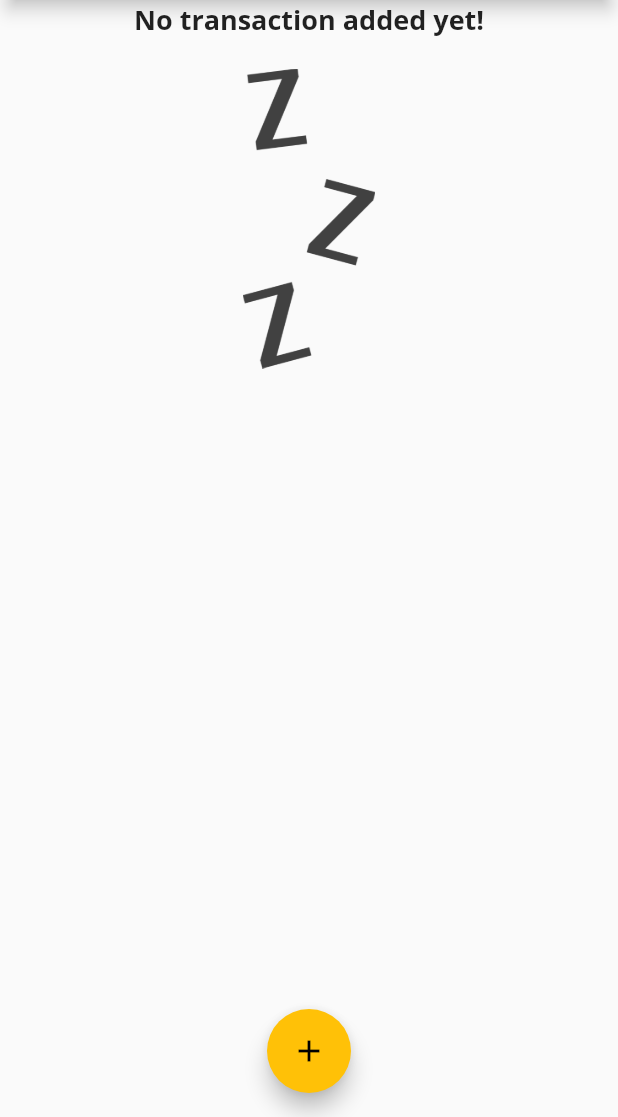
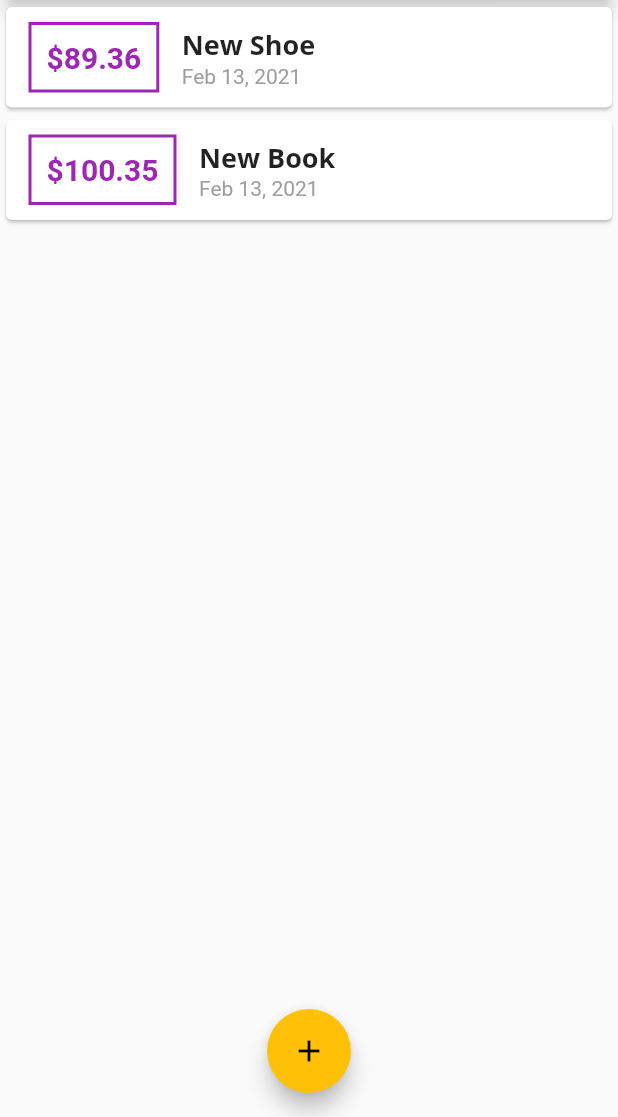
Before and after one commit to shuvo18103107/Expense-Planner-App, a Flutter app: the screen it shows after launch, on a phone screen of 412 x 824 dp, the part 119-1236 px from its top. Run offline on Flutter 3.47's test engine with Material 2 defaults, Android fonts, the phone set to English and light mode, and no system bars.

```diff
--- a/lib/main.dart
+++ b/lib/main.dart
@@ -40,10 +40,10 @@ class Home extends StatefulWidget {
 
 class _HomeState extends State<Home> {
   final List<Transaction> _userTransaction = [
-    // Transaction(
-    //     id: 't1', title: 'New Shoe', amount: 89.36, date: DateTime.now()),
-    // Transaction(
-    //     id: 't2', title: 'New Book', amount: 100.35, date: DateTime.now()),
+    Transaction(
+        id: 't1', title: 'New Shoe', amount: 89.36, date: DateTime.now()),
+    Transaction(
+        id: 't2', title: 'New Book', amount: 100.35, date: DateTime.now()),
   ];
   void _addTransaction(String txtitle, double txamount) {
     final newtxt = Transaction(
```
Also changed, not shown: lib/widget/chart.dart (added, +36 -0 lines).
